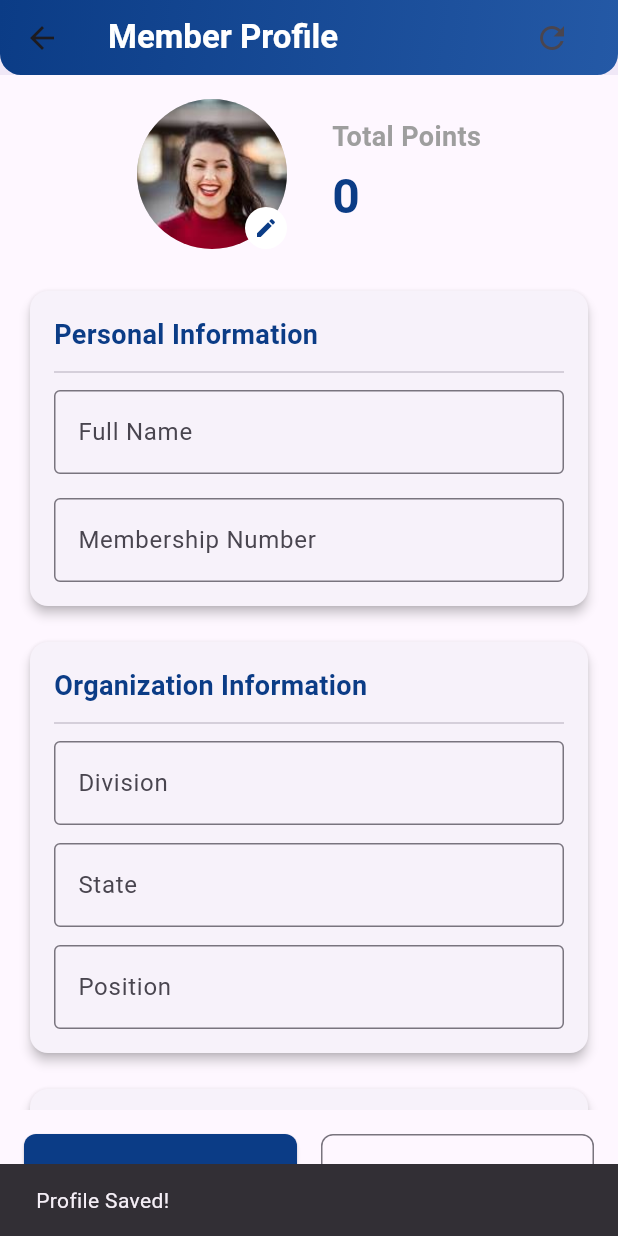
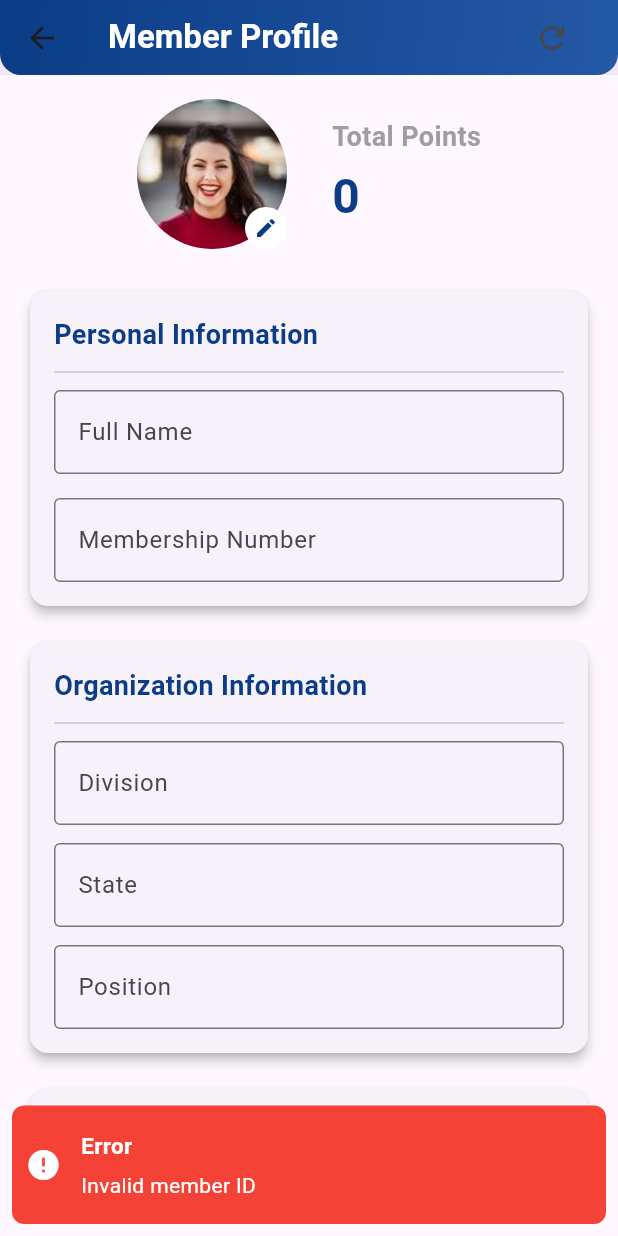
Before and after one commit to khane5799/Aadminapp, a Flutter app: the MemberProfileScreen screen opened directly with empty values, after a tap on "Save Changes", on a phone screen of 412 x 824 dp. Run offline on Flutter 3.47's test engine with Material 3 defaults, Android fonts, the phone set to English and light mode, and no system bars; drawn by our look-alikes of another_flushbar; our stand-ins replace cloud_firestore, firebase_core, fl_chart, image_picker, qr_flutter, share_plus and 1 more; missing offline and left inert: cloudinary_public; accounts and stored records are empty.

Commit message:
Will Work on Attandance

```diff
--- a/lib/Provider/AddMemberProvider.dart
+++ b/lib/Provider/AddMemberProvider.dart
@@ -51,6 +51,7 @@ class AddMemberProvider extends ChangeNotifier {
         "whatsapp": whatsapp,
         "uniqueID": uniqueID,
         "createdAt": DateTime.now(),
+        'photoUrl': '',
       };
 
       await FirebaseFirestore.instance
--- /dev/null
+++ b/lib/Provider/memberProfileProvider.dart
@@ -0,0 +1,58 @@
+// file: providers/member_profile_provider.dart
+import 'package:adminapp/Widgets/FlutterToast.dart';
+import 'package:cloud_firestore/cloud_firestore.dart';
+import 'package:flutter/material.dart';
+
+class MemberProfileProvider extends ChangeNotifier {
+  bool _isLoading = false;
+  bool get isLoading => _isLoading;
+
+  void _setLoading(bool val) {
+    _isLoading = val;
+    notifyListeners();
+  }
+
+  /// Update member profile in Firestore
+  Future<void> updateMemberProfile({
+    required BuildContext context,
+    required String uniqueID,
+    required String memberShipNumber,
+    required String name,
+    required String division,
+    required String state,
+    required String position,
+    required String facebook,
+    required String instagram,
+    required String twitter,
+    required String whatsapp,
+  }) async {
+    _setLoading(true);
+    try {
+      if (uniqueID.isEmpty) {
+        FlushbarHelper.showError("Invalid member ID", context);
+        _setLoading(false);
+        return;
+      }
+
+      await FirebaseFirestore.instance
+          .collection("Members")
+          .doc(uniqueID)
+          .update({
+        "name": name,
+        "division": division,
+        "state": state,
+        "membershipNumber": memberShipNumber,
+        "position": position,
+        "facebook": facebook,
+        "instagram": instagram,
+        "twitter": twitter,
+        "whatsapp": whatsapp,
+      });
+
+      FlushbarHelper.showSuccess("Profile updated successfully!", context);
+    } catch (e) {
+      FlushbarHelper.showError("Failed to update profile: $e", context);
+    }
+    _setLoading(false);
+  }
+}
--- a/lib/View/MemberView/Member.dart
+++ b/lib/View/MemberView/Member.dart
@@ -81,7 +81,10 @@ class _MemberPageState extends State<MemberPage> {
             // Member List
             Expanded(
               child: memberProvider.isLoading
-                  ? const Center(child: CircularProgressIndicator())
+                  ? Center(
+                      child: CircularProgressIndicator(
+                      color: primerycolor,
+                    ))
                   : filteredMembers.isEmpty
                       ? const Center(child: Text("No members found"))
                       : ListView.builder(
--- a/lib/View/MemberView/MemberProfile.dart
+++ b/lib/View/MemberView/MemberProfile.dart
@@ -1,7 +1,9 @@
-import 'dart:io';
-
 import 'package:adminapp/Constents/Colors.dart';
+import 'package:adminapp/Provider/memberProfileProvider.dart';
+import 'package:cloudinary_public/cloudinary_public.dart';
 import 'package:flutter/material.dart';
+import 'package:image_picker/image_picker.dart';
+import 'package:provider/provider.dart';
 
 class MemberProfileScreen extends StatefulWidget {
   final Map<String, dynamic> memberData;
@@ -12,7 +14,43 @@ class MemberProfileScreen extends StatefulWidget {
 }
 
 class _MemberProfileScreenState extends State<MemberProfileScreen> {
-  File? _profileImage;
+  final _picker = ImagePicker();
+  final _cloudinary = CloudinaryPublic('dhpq5ao2s', 'flutter_profiles',
+      cache: false); //where are these values?
+
+  bool _isUploading = false;
+  String photoUrl = '';
+
+  Future<void> _pickAndUpload() async {
+    final XFile? picked = await _picker.pickImage(
+        source: ImageSource.gallery,
+        maxWidth: 1024,
+        maxHeight: 1024,
+        imageQuality: 80);
+    if (picked == null) return;
+
+    setState(() {
+      _isUploading = true;
+    });
+
+    try {
+      final res = await _cloudinary.uploadFile(
+        CloudinaryFile.fromFile(picked.path,
+            resourceType: CloudinaryResourceType.Image, folder: 'profile_pics'),
+      );
+      setState(() {
+        photoUrl = res.secureUrl; // <-- store this in your DB / user profile
+      });
+      // Optionally: save photoUrl to Firestore or your backend here.
+    } on CloudinaryException catch (e) {
+      debugPrint('Cloudinary error: ${e.message}');
+      // handle error (show toast)
+    } finally {
+      setState(() {
+        _isUploading = false;
+      });
+    }
+  }
 
   // Controllers
   final _nameController = TextEditingController();
@@ -28,6 +66,9 @@ class _MemberProfileScreenState extends State<MemberProfileScreen> {
   @override
   void initState() {
     super.initState();
+    photoUrl = widget.memberData['photoUrl']?.toString() ?? '';
+    debugPrint("🔥 __________photoUrl received:______________ $photoUrl");
+    debugPrint("🔥 MemberData received: ${widget.memberData}");
     _populateControllers(); // Populate controllers immediately
   }
 
@@ -46,6 +87,7 @@ class _MemberProfileScreenState extends State<MemberProfileScreen> {
     _twitterController.text = data['twitter']?.toString() ?? '';
     _whatsappController.text = data['whatsapp']?.toString() ?? '';
     setState(() {}); // Update UI
+    debugPrint("Populating with data: $data");
   }
 
   @override
@@ -64,9 +106,27 @@ class _MemberProfileScreenState extends State<MemberProfileScreen> {
 
   void _resetProfile() {
     setState(() {
-      _profileImage = null;
       _populateControllers();
     });
+  }
+
+  Future<void> _updateProfile() async {
+    final provider = Provider.of<MemberProfileProvider>(context, listen: false);
+
+    final uniqueID = widget.memberData['uniqueID']?.toString() ?? '';
+    provider.updateMemberProfile(
+      context: context,
+      uniqueID: uniqueID,
+      name: _nameController.text.trim(),
+      memberShipNumber: _membershipController.text.trim(),
+      division: _divisionController.text.trim(),
+      state: _stateController.text.trim(),
+      position: _positionController.text.trim(),
+      facebook: _facebookController.text.trim(),
+      instagram: _instagramController.text.trim(),
+      twitter: _twitterController.text.trim(),
+      whatsapp: _whatsappController.text.trim(),
+    );
   }
 
   @override
@@ -123,15 +183,23 @@ class _MemberProfileScreenState extends State<MemberProfileScreen> {
                       mainAxisAlignment: MainAxisAlignment.center,
                       children: [
                         GestureDetector(
-                          onTap: () {},
+                          onTap: _pickAndUpload,
                           child: CircleAvatar(
                             radius: 50,
-                            backgroundImage: _profileImage != null
-                                ? FileImage(_profileImage!)
+                            backgroundImage: (!_isUploading &&
+                                    photoUrl.isNotEmpty)
+                                ? NetworkImage(photoUrl)
                                 : const AssetImage('assets/images/women.jpg')
                                     as ImageProvider,
                             backgroundColor: Colors.grey[300],
-                            child: const Align(
+                            child: _isUploading
+                                ? const CircularProgressIndicator(
+                                    strokeWidth: 3,
+                                    valueColor: AlwaysStoppedAnimation<Color>(
+                                        Color(
+                                            0xFF0B3C86)), // ✅ your primerycolor
+                                  )
+                                : const Align(
                                     alignment: Alignment.bottomRight,
                                     child: CircleAvatar(
                                       radius: 14,
@@ -323,14 +391,14 @@ class _MemberProfileScreenState extends State<MemberProfileScreen> {
                   //         ),
                   //         const Divider(height: 24),
                   //         ListTile(
-                  //           leading: const Icon(Icons.fingerprint,
-                  //               color: Color(0xFF0B3C86)),
+                  //           leading:  Icon(Icons.fingerprint,
+                  //               color: primerycolor),
                   //           title: const Text('Unique ID'),
                   //           subtitle: Text(data['uniqueID'] ?? 'N/A'),
                   //         ),
                   //         ListTile(
-                  //           leading: const Icon(Icons.calendar_today,
-                  //               color: Color(0xFF0B3C86)),
+                  //           leading:  Icon(Icons.calendar_today,
+                  //               color: primerycolor),
                   //           title: const Text('Member Since'),
                   //           subtitle: Text(
                   //             data['createdAt'] != null
@@ -354,11 +422,7 @@ class _MemberProfileScreenState extends State<MemberProfileScreen> {
               children: [
                 Expanded(
                   child: ElevatedButton(
-                    onPressed: () {
-                      ScaffoldMessenger.of(context).showSnackBar(
-                        const SnackBar(content: Text('Profile Saved!')),
-                      );
-                    },
+                    onPressed: _updateProfile,
                     style: ElevatedButton.styleFrom(
                       backgroundColor: const Color(0xFF0B3C86),
                       foregroundColor: Colors.white,
--- a/lib/main.dart
+++ b/lib/main.dart
@@ -2,6 +2,7 @@ import 'package:adminapp/Provider/AddMemberProvider.dart';
 import 'package:adminapp/Provider/LoginProvider.dart';
 import 'package:adminapp/Provider/MembersProvider.dart';
 import 'package:adminapp/Provider/eventProvider.dart';
+import 'package:adminapp/Provider/memberProfileProvider.dart';
 import 'package:adminapp/Routes/routes.dart';
 import 'package:adminapp/Routes/routesGenerator.dart';
 import 'package:adminapp/firebase_options.dart';
@@ -19,6 +20,7 @@ Future<void> main() async {
         ChangeNotifierProvider(create: (_) => AddMemberProvider()),
         ChangeNotifierProvider(create: (_) => MemberProvider()),
         ChangeNotifierProvider(create: (_) => EventProvider()),
+        ChangeNotifierProvider(create: (_) => MemberProfileProvider()),
       ],
       child: const MyApp(),
     ),
@@ -32,6 +34,7 @@ class MyApp extends StatelessWidget {
     return const MaterialApp(
       debugShowCheckedModeBanner: false,
       title: 'Attendance Point System',
+      // home: ProfileImageUploader(),
       initialRoute: Routes.login,
       onGenerateRoute: RouteGenerator.generateRoute,
     );
--- a/pubspec.yaml
+++ b/pubspec.yaml
@@ -42,6 +42,11 @@ dependencies:
   fluttertoast: ^8.2.12
 
   # ---------------------
+
+  # Cloudenary
+  image_picker: ^0.8.0
+  cloudinary_public: ^0.23.1
+  # ----------
   qr_flutter: ^4.1.0
   share_plus: ^10.1.4
   shared_preferences: ^2.5.3
```
Also changed, not shown: lib/Provider/MembersProvider.dart (+9 -2 lines), lib/testForCloudenary/image.dart (added, +108 -0 lines), pubspec.lock, 6 other files. Lines whose indentation alone changed are shown as unchanged.
